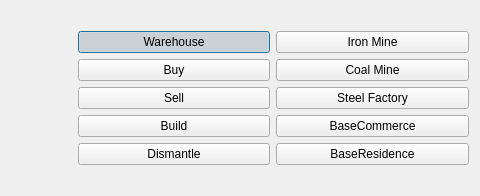
Before: the Qt Designer form BuildingDetailDialog.ui in lgasyou/SimpleSimulator, drawn with Qt 5; both pictures show x 331 to 811 and y 0 to 196 of the 811 by 196 pixel window.
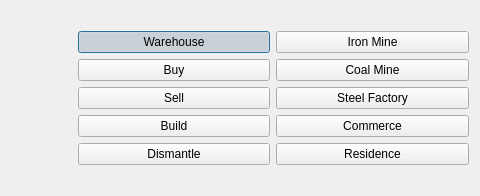
After: the same form once the commit is applied. Custom widgets are drawn as their Qt base class.

```diff
--- a/BuildingDetailDialog.ui
+++ b/BuildingDetailDialog.ui
@@ -142,14 +142,14 @@
      <item>
       <widget class="MyPushButton" name="pushButton_Build_BaseCommerce">
        <property name="text">
-        <string>BaseCommerce</string>
+        <string>Commerce</string>
        </property>
       </widget>
      </item>
      <item>
       <widget class="MyPushButton" name="pushButton_Build_residence">
        <property name="text">
-        <string>BaseResidence</string>
+        <string>Residence</string>
        </property>
       </widget>
      </item>
```
